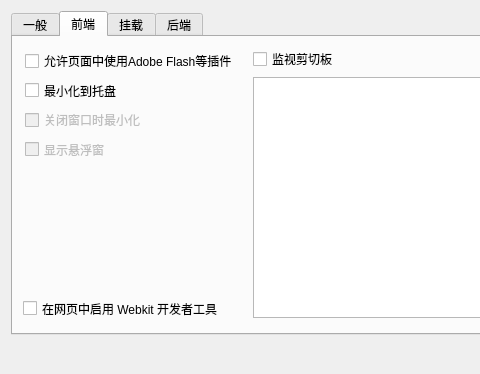
Xinkai/XwareDesktop, file src/frontend/ui/settings.ui: the form before one commit; both pictures show x 0 to 480 and y 0 to 374 of the 930 by 374 pixel window.
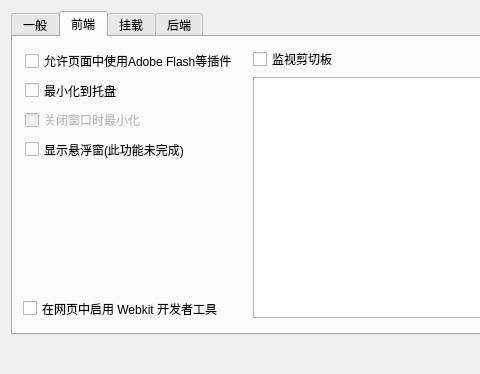
The form after the commit. The open tabs and pages were chosen to show the change. Icons and pictures are not drawn.

```diff
--- a/src/frontend/ui/settings.ui
+++ b/src/frontend/ui/settings.ui
@@ -201,7 +201,7 @@
         <string>在网页中启用 Webkit 开发者工具</string>
        </property>
       </widget>
-      <widget class="QWidget" name="">
+      <widget class="QWidget" name="layoutWidget">
        <property name="geometry">
         <rect>
          <x>12</x>
@@ -242,18 +242,15 @@
          </widget>
         </item>
         <item>
-         <widget class="QCheckBox" name="checkBox_showFloatingWindow">
-          <property name="enabled">
-           <bool>false</bool>
-          </property>
+         <widget class="QCheckBox" name="checkBox_showMonitorWindow">
           <property name="text">
-           <string>显示悬浮窗</string>
+           <string>显示悬浮窗(此功能未完成)</string>
           </property>
          </widget>
         </item>
        </layout>
       </widget>
-      <widget class="QWidget" name="">
+      <widget class="QWidget" name="layoutWidget">
        <property name="geometry">
         <rect>
          <x>240</x>
```
Left out of the diff: 24 changed lines with no effect on the pictures.
